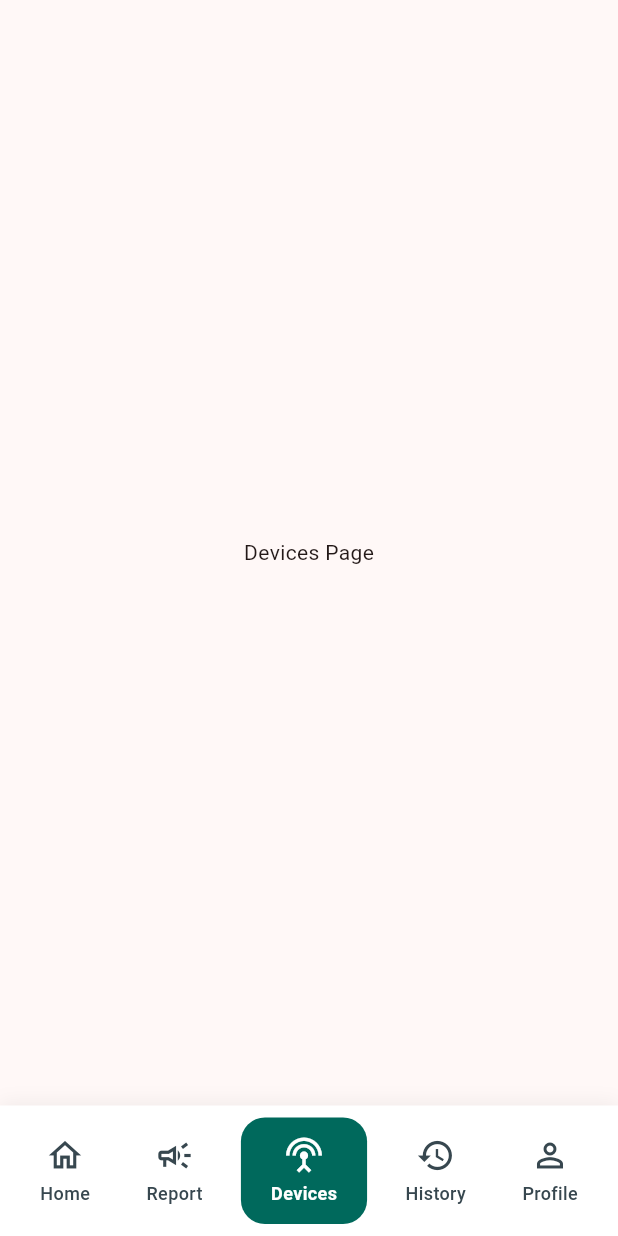
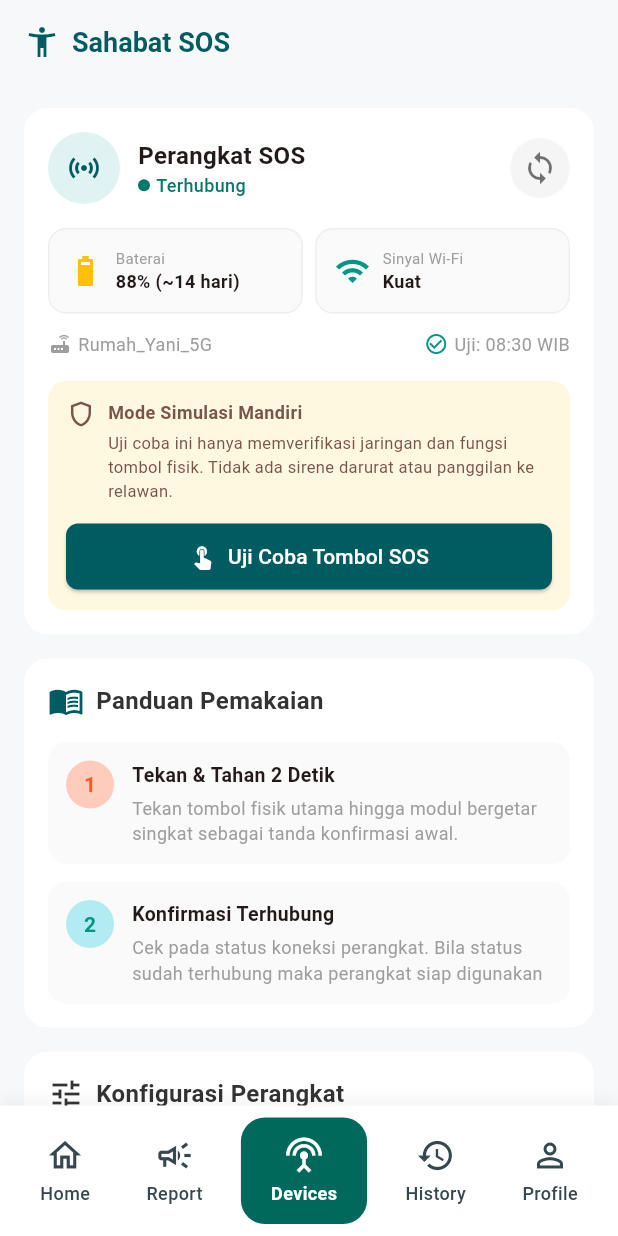
Before and after one commit to Mheszzz/sahabat-sos-mobile, a Flutter app: the MainScreen screen opened by its route, item 3 of the bottom bar chosen, on a phone screen of 412 x 824 dp. Run offline on Flutter 3.47's test engine with Material 3 defaults, Android fonts, the phone set to English and light mode, and no system bars; our stand-ins replace audioplayers, dio, flutter_map, geocoding, geolocator, get_it and 5 more; missing offline and left inert: record; accounts and stored records are empty; network calls fail.

Commit message:
feat: tambah halaman perangkat dan routing kontak darurat

```diff
--- a/lib/features/dashboard/presentation/dashboard_page.dart
+++ b/lib/features/dashboard/presentation/dashboard_page.dart
@@ -395,7 +395,7 @@ class _DashboardPageState extends State<DashboardPage>
         route: '/quick-report',
       ),
       _MenuItemData(icon: Icons.cell_tower, label: 'Perangkat Saya'),
-      _MenuItemData(icon: Icons.badge, label: 'Kontak Darurat'),
+      _MenuItemData(icon: Icons.badge, label: 'Kontak Darurat', route: '/emergency-contacts'),
       _MenuItemData(icon: Icons.history, label: 'Riwayat Bantuan'),
     ];
 
--- /dev/null
+++ b/lib/features/device/presentation/pages/device_page.dart
@@ -0,0 +1,530 @@
+import 'package:flutter/material.dart';
+
+class DevicePage extends StatelessWidget {
+  const DevicePage({super.key});
+
+  @override
+  Widget build(BuildContext context) {
+    return Scaffold(
+      backgroundColor: const Color(0xFFF7F8FA),
+      appBar: AppBar(
+        backgroundColor: const Color(0xFFF7F8FA),
+        elevation: 0,
+        title: const Row(
+          children: [
+            Icon(Icons.accessibility_new, color: Color(0xFF005C61)),
+            SizedBox(width: 8),
+            Text(
+              'Sahabat SOS',
+              style: TextStyle(
+                color: Color(0xFF005C61),
+                fontWeight: FontWeight.bold,
+                fontSize: 18,
+              ),
+            ),
+          ],
+        ),
+      ),
+      body: SingleChildScrollView(
+        padding: const EdgeInsets.all(16.0),
+        child: Column(
+          crossAxisAlignment: CrossAxisAlignment.stretch,
+          children: [
+            _buildDeviceStatusCard(),
+            const SizedBox(height: 16),
+            _buildGuideCard(),
+            const SizedBox(height: 16),
+            _buildConfigCard(),
+            const SizedBox(height: 16),
+            _buildTipsCard(),
+          ],
+        ),
+      ),
+    );
+  }
+
+  Widget _buildDeviceStatusCard() {
+    return Container(
+      decoration: BoxDecoration(
+        color: Colors.white,
+        borderRadius: BorderRadius.circular(16),
+      ),
+      padding: const EdgeInsets.all(16),
+      child: Column(
+        children: [
+          Row(
+            children: [
+              Container(
+                padding: const EdgeInsets.all(12),
+                decoration: const BoxDecoration(
+                  color: Color(0xFFE0F2F1), // Light teal
+                  shape: BoxShape.circle,
+                ),
+                child: const Icon(Icons.sensors, color: Color(0xFF005C61)),
+              ),
+              const SizedBox(width: 12),
+              Expanded(
+                child: Column(
+                  crossAxisAlignment: CrossAxisAlignment.start,
+                  children: [
+                    const Text(
+                      'Perangkat SOS',
+                      style: TextStyle(
+                        fontWeight: FontWeight.bold,
+                        fontSize: 16,
+                      ),
+                    ),
+                    Row(
+                      children: [
+                        Container(
+                          width: 8,
+                          height: 8,
+                          decoration: const BoxDecoration(
+                            color: Color(0xFF00796B),
+                            shape: BoxShape.circle,
+                          ),
+                        ),
+                        const SizedBox(width: 4),
+                        const Text(
+                          'Terhubung',
+                          style: TextStyle(
+                            color: Color(0xFF00796B),
+                            fontSize: 12,
+                            fontWeight: FontWeight.w500,
+                          ),
+                        ),
+                      ],
+                    ),
+                  ],
+                ),
+              ),
+              Container(
+                padding: const EdgeInsets.all(8),
+                decoration: BoxDecoration(
+                  color: Colors.grey.shade100,
+                  shape: BoxShape.circle,
+                ),
+                child: const Icon(Icons.sync, color: Colors.black54),
+              ),
+            ],
+          ),
+          const SizedBox(height: 16),
+          Row(
+            children: [
+              Expanded(
+                child: Container(
+                  padding: const EdgeInsets.all(12),
+                  decoration: BoxDecoration(
+                    color: Colors.grey.shade50,
+                    borderRadius: BorderRadius.circular(12),
+                    border: Border.all(color: Colors.grey.shade200),
+                  ),
+                  child: Row(
+                    children: const [
+                      Icon(Icons.battery_6_bar, color: Colors.amber),
+                      SizedBox(width: 8),
+                      Column(
+                        crossAxisAlignment: CrossAxisAlignment.start,
+                        children: [
+                          Text(
+                            'Baterai',
+                            style: TextStyle(fontSize: 10, color: Colors.grey),
+                          ),
+                          Text(
+                            '88% (~14 hari)',
+                            style: TextStyle(
+                              fontSize: 12,
+                              fontWeight: FontWeight.bold,
+                            ),
+                          ),
+                        ],
+                      ),
+                    ],
+                  ),
+                ),
+              ),
+              const SizedBox(width: 8),
+              Expanded(
+                child: Container(
+                  padding: const EdgeInsets.all(12),
+                  decoration: BoxDecoration(
+                    color: Colors.grey.shade50,
+                    borderRadius: BorderRadius.circular(12),
+                    border: Border.all(color: Colors.grey.shade200),
+                  ),
+                  child: Row(
+                    children: const [
+                      Icon(Icons.wifi, color: Colors.teal),
+                      SizedBox(width: 8),
+                      Column(
+                        crossAxisAlignment: CrossAxisAlignment.start,
+                        children: [
+                          Text(
+                            'Sinyal Wi-Fi',
+                            style: TextStyle(fontSize: 10, color: Colors.grey),
+                          ),
+                          Text(
+                            'Kuat',
+                            style: TextStyle(
+                              fontSize: 12,
+                              fontWeight: FontWeight.bold,
+                            ),
+                          ),
+                        ],
+                      ),
+                    ],
+                  ),
+                ),
+              ),
+            ],
+          ),
+          const SizedBox(height: 12),
+          Row(
+            mainAxisAlignment: MainAxisAlignment.spaceBetween,
+            children: [
+              Row(
+                children: const [
+                  Icon(Icons.router, size: 16, color: Colors.grey),
+                  SizedBox(width: 4),
+                  Text(
+                    'Rumah_Yani_5G',
+                    style: TextStyle(fontSize: 12, color: Colors.grey),
+                  ),
+                ],
+              ),
+              Row(
+                children: const [
+                  Icon(
+                    Icons.check_circle_outline,
+                    size: 16,
+                    color: Colors.teal,
+                  ),
+                  SizedBox(width: 4),
+                  Text(
+                    'Uji: 08:30 WIB',
+                    style: TextStyle(fontSize: 12, color: Colors.grey),
+                  ),
+                ],
+              ),
+            ],
+          ),
+          const SizedBox(height: 16),
+          Container(
+            padding: const EdgeInsets.all(12),
+            decoration: BoxDecoration(
+              color: const Color(0xFFFFF8E1),
+              borderRadius: BorderRadius.circular(12),
+            ),
+            child: Column(
+              children: [
+                Row(
+                  crossAxisAlignment: CrossAxisAlignment.start,
+                  children: [
+                    const Icon(
+                      Icons.shield_outlined,
+                      color: Colors.brown,
+                      size: 20,
+                    ),
+                    const SizedBox(width: 8),
+                    Expanded(
+                      child: Column(
+                        crossAxisAlignment: CrossAxisAlignment.start,
+                        children: const [
+                          Text(
+                            'Mode Simulasi Mandiri',
+                            style: TextStyle(
+                              fontWeight: FontWeight.bold,
+                              fontSize: 12,
+                              color: Colors.brown,
+                            ),
+                          ),
+                          SizedBox(height: 4),
+                          Text(
+                            'Uji coba ini hanya memverifikasi jaringan dan fungsi tombol fisik. Tidak ada sirene darurat atau panggilan ke relawan.',
+                            style: TextStyle(fontSize: 11, color: Colors.brown),
+                          ),
+                        ],
+                      ),
+                    ),
+                  ],
+                ),
+                const SizedBox(height: 12),
+                SizedBox(
+                  width: double.infinity,
+                  child: ElevatedButton.icon(
+                    onPressed: () {},
+                    icon: const Icon(
+                      Icons.touch_app,
+                      color: Colors.white,
+                      size: 18,
+                    ),
+                    label: const Text(
+                      'Uji Coba Tombol SOS',
+                      style: TextStyle(color: Colors.white),
+                    ),
+                    style: ElevatedButton.styleFrom(
+                      backgroundColor: const Color(0xFF005C61),
+                      shape: RoundedRectangleBorder(
+                        borderRadius: BorderRadius.circular(8),
+                      ),
+                      padding: const EdgeInsets.symmetric(vertical: 12),
+                    ),
+                  ),
+                ),
+              ],
+            ),
+          ),
+        ],
+      ),
+    );
+  }
+
+  Widget _buildGuideCard() {
+    return Container(
+      decoration: BoxDecoration(
+        color: Colors.white,
+        borderRadius: BorderRadius.circular(16),
+      ),
+      padding: const EdgeInsets.all(16),
+      child: Column(
+        crossAxisAlignment: CrossAxisAlignment.start,
+        children: [
+          Row(
+            children: const [
+              Icon(Icons.menu_book, color: Color(0xFF005C61)),
+              SizedBox(width: 8),
+              Text(
+                'Panduan Pemakaian',
+                style: TextStyle(
+                  fontWeight: FontWeight.bold,
+                  fontSize: 16,
+                  color: Color(0xFF333333),
+                ),
+              ),
+            ],
+          ),
+          const SizedBox(height: 16),
+          Container(
+            padding: const EdgeInsets.all(12),
+            decoration: BoxDecoration(
+              color: Colors.grey.shade50,
+              borderRadius: BorderRadius.circular(12),
+            ),
+            child: Row(
+              crossAxisAlignment: CrossAxisAlignment.start,
+              children: [
+                Container(
+                  width: 32,
+                  height: 32,
+                  alignment: Alignment.center,
+                  decoration: const BoxDecoration(
+                    color: Color(0xFFFFCCBC),
+                    shape: BoxShape.circle,
+                  ),
+                  child: const Text(
+                    '1',
+                    style: TextStyle(
+                      fontWeight: FontWeight.bold,
+                      color: Colors.deepOrange,
+                    ),
+                  ),
+                ),
+                const SizedBox(width: 12),
+                Expanded(
+                  child: Column(
+                    crossAxisAlignment: CrossAxisAlignment.start,
+                    children: const [
+                      Text(
+                        'Tekan & Tahan 2 Detik',
+                        style: TextStyle(
+                          fontWeight: FontWeight.bold,
+                          fontSize: 13,
+                        ),
+                      ),
+                      SizedBox(height: 4),
+                      Text(
+                        'Tekan tombol fisik utama hingga modul bergetar singkat sebagai tanda konfirmasi awal.',
+                        style: TextStyle(fontSize: 12, color: Colors.grey),
+                      ),
+                    ],
+                  ),
+                ),
+              ],
+            ),
+          ),
+          const SizedBox(height: 12),
+          Container(
+            padding: const EdgeInsets.all(12),
+            decoration: BoxDecoration(
+              color: Colors.grey.shade50,
+              borderRadius: BorderRadius.circular(12),
+            ),
+            child: Row(
+              crossAxisAlignment: CrossAxisAlignment.start,
+              children: [
+                Container(
+                  width: 32,
+                  height: 32,
+                  alignment: Alignment.center,
+                  decoration: const BoxDecoration(
+                    color: Color(0xFFB2EBF2),
+                    shape: BoxShape.circle,
+                  ),
+                  child: const Text(
+                    '2',
+                    style: TextStyle(
+                      fontWeight: FontWeight.bold,
+                      color: Colors.teal,
+                    ),
+                  ),
+                ),
+                const SizedBox(width: 12),
+                Expanded(
+                  child: Column(
+                    crossAxisAlignment: CrossAxisAlignment.start,
+                    children: const [
+                      Text(
+                        'Konfirmasi Terhubung',
+                        style: TextStyle(
+                          fontWeight: FontWeight.bold,
+                          fontSize: 13,
+                        ),
+                      ),
+                      SizedBox(height: 4),
+                      Text(
+                        'Cek pada status koneksi perangkat. Bila status sudah terhubung maka perangkat siap digunakan',
+                        style: TextStyle(fontSize: 12, color: Colors.grey),
+                      ),
+                    ],
+                  ),
+                ),
+              ],
+            ),
+          ),
+        ],
+      ),
+    );
+  }
+
+  Widget _buildConfigCard() {
+    return Container(
+      decoration: BoxDecoration(
+        color: Colors.white,
+        borderRadius: BorderRadius.circular(16),
+      ),
+      padding: const EdgeInsets.all(16),
+      child: Column(
+        crossAxisAlignment: CrossAxisAlignment.start,
+        children: [
+          Row(
+            children: const [
+              Icon(Icons.tune, color: Color(0xFF333333)),
+              SizedBox(width: 8),
+              Text(
+                'Konfigurasi Perangkat',
+                style: TextStyle(
+                  fontWeight: FontWeight.bold,
+                  fontSize: 16,
+                  color: Color(0xFF333333),
+                ),
+              ),
+            ],
+          ),
+          const SizedBox(height: 16),
+          _buildConfigItem(
+            icon: Icons.wifi,
+            title: 'Konfigurasi Jaringan Wi-Fi',
+            trailing: const Icon(Icons.chevron_right, color: Colors.grey),
+          ),
+          const SizedBox(height: 12),
+          _buildConfigItem(
+            icon: Icons.timer,
+            title: 'Sensitivitas Tekanan Tombol',
+            trailing: const Icon(Icons.chevron_right, color: Colors.grey),
+          ),
+          const SizedBox(height: 12),
+          _buildConfigItem(
+            icon: Icons.vibration,
+            title: 'Getaran Konfirmasi Tombol',
+            trailing: Switch(
+              value: true,
+              onChanged: (val) {},
+              activeColor: const Color(0xFF005C61),
+            ),
+          ),
+        ],
+      ),
+    );
+  }
+
+  Widget _buildConfigItem({
+    required IconData icon,
+    required String title,
+    required Widget trailing,
+  }) {
+    return Row(
+      children: [
+        Container(
+          padding: const EdgeInsets.all(8),
+          decoration: BoxDecoration(
+            color: Colors.grey.shade100,
+            borderRadius: BorderRadius.circular(8),
+          ),
+          child: Icon(icon, color: Colors.black54, size: 20),
+        ),
+        const SizedBox(width: 12),
+        Expanded(
+          child: Text(
+            title,
+            style: const TextStyle(fontWeight: FontWeight.w600, fontSize: 13),
+          ),
+        ),
+        trailing,
+      ],
+    );
+  }
+
+  Widget _buildTipsCard() {
+    return Container(
+      decoration: BoxDecoration(
+        color: Colors.grey.shade100,
+        borderRadius: BorderRadius.circular(12),
+      ),
+      padding: const EdgeInsets.all(16),
+      child: Row(
+        crossAxisAlignment: CrossAxisAlignment.start,
+        children: [
+          Container(
+            padding: const EdgeInsets.all(8),
+            decoration: const BoxDecoration(
+              color: Colors.amber,
+              shape: BoxShape.circle,
+            ),
+            child: const Icon(
+              Icons.lightbulb_outline,
+              color: Colors.white,
+              size: 20,
+            ),
+          ),
+          const SizedBox(width: 12),
+          Expanded(
+            child: Column(
+              crossAxisAlignment: CrossAxisAlignment.start,
+              children: const [
+                Text(
+                  'Tips Keamanan',
+                  style: TextStyle(fontWeight: FontWeight.bold, fontSize: 12),
+                ),
+                SizedBox(height: 4),
+                Text(
+                  'Letakkan tombol di tempat yang mudah dijangkau saat darurat, seperti gantungan kunci atau samping tempat tidur.',
+                  style: TextStyle(fontSize: 11, color: Colors.grey),
+                ),
+              ],
+            ),
+          ),
+        ],
+      ),
+    );
+  }
+}
--- a/lib/features/main/presentation/main_screen.dart
+++ b/lib/features/main/presentation/main_screen.dart
@@ -3,6 +3,8 @@ import 'package:sahabat_sos_mobile/features/dashboard/presentation/dashboard_pag
 import 'package:sahabat_sos_mobile/features/profile/presentation/screens/profile_screen.dart';
 import 'package:sahabat_sos_mobile/features/reports/presentation/quick_report_screen.dart';
 import 'package:sahabat_sos_mobile/features/history/presentation/history_screen.dart';
+import 'package:sahabat_sos_mobile/features/device/presentation/pages/device_page.dart';
+
 
 class MainScreen extends StatefulWidget {
   final int initialIndex;
@@ -34,7 +36,7 @@ class _MainScreenState extends State<MainScreen> {
   final List<Widget> _pages = [
     const DashboardPage(),
     const QuickReportScreen(),
-    const Center(child: Text('Devices Page')),
+    const DevicePage(),
     const HistoryPage(),
     const ProfileScreen(),
   ];
```
